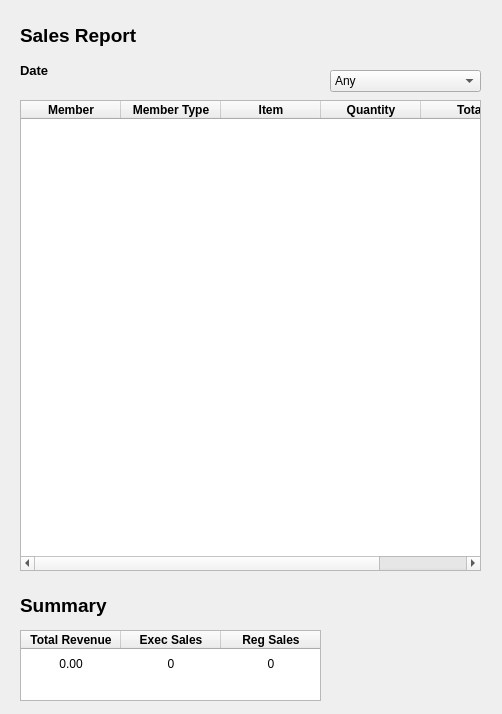
Before: the Qt Designer form BulkClub/salespopup.ui in josharaedwards/CS1C-Project-2, drawn with Qt 5.
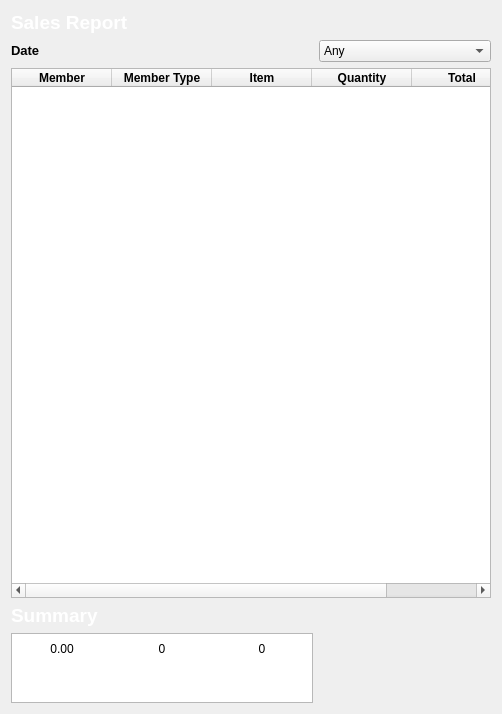
After: the same form once the commit is applied.

```diff
--- a/BulkClub/salespopup.ui
+++ b/BulkClub/salespopup.ui
@@ -13,15 +13,9 @@
   <property name="windowTitle">
    <string>Dialog</string>
   </property>
+  <layout class="QGridLayout" name="gridLayout">
+   <item row="0" column="0">
   <widget class="QLabel" name="label">
-   <property name="geometry">
-    <rect>
-     <x>20</x>
-     <y>20</y>
-     <width>131</width>
-     <height>31</height>
-    </rect>
-   </property>
    <property name="font">
     <font>
      <pointsize>14</pointsize>
@@ -30,18 +24,12 @@
     </font>
    </property>
    <property name="text">
-    <string>Sales Report</string>
-   </property>
-  </widget>
+      <string>&lt;html&gt;&lt;head/&gt;&lt;body&gt;&lt;p&gt;&lt;span style=&quot; color:#ffffff;&quot;&gt;Sales Report&lt;/span&gt;&lt;/p&gt;&lt;/body&gt;&lt;/html&gt;</string>
+     </property>
+    </widget>
+   </item>
+   <item row="1" column="0">
   <widget class="QLabel" name="salesDate">
-   <property name="geometry">
-    <rect>
-     <x>20</x>
-     <y>50</y>
-     <width>91</width>
-     <height>41</height>
-    </rect>
-   </property>
    <property name="font">
     <font>
      <pointsize>10</pointsize>
@@ -50,18 +38,31 @@
     </font>
    </property>
    <property name="text">
-    <string>Date</string>
-   </property>
-  </widget>
+      <string>&lt;html&gt;&lt;head/&gt;&lt;body&gt;&lt;p&gt;&lt;span style=&quot; color:#000000;&quot;&gt;Date&lt;/span&gt;&lt;/p&gt;&lt;/body&gt;&lt;/html&gt;</string>
+     </property>
+    </widget>
+   </item>
+   <item row="1" column="1">
+    <widget class="QComboBox" name="memTypeCombo">
+     <item>
+      <property name="text">
+       <string>Any</string>
+      </property>
+     </item>
+     <item>
+      <property name="text">
+       <string>Executive</string>
+      </property>
+     </item>
+     <item>
+      <property name="text">
+       <string>Regular</string>
+      </property>
+     </item>
+    </widget>
+   </item>
+   <item row="2" column="0" colspan="2">
   <widget class="QTableWidget" name="salesMemberInfo">
-   <property name="geometry">
-    <rect>
-     <x>20</x>
-     <y>100</y>
-     <width>461</width>
-     <height>471</height>
-    </rect>
-   </property>
    <column>
     <property name="text">
      <string>Member</string>
@@ -118,17 +119,25 @@
     </property>
    </column>
   </widget>
+   </item>
+   <item row="3" column="0">
+    <widget class="QLabel" name="label_2">
+     <property name="font">
+      <font>
+       <pointsize>14</pointsize>
+       <weight>75</weight>
+       <bold>true</bold>
+      </font>
+     </property>
+     <property name="text">
+      <string>&lt;html&gt;&lt;head/&gt;&lt;body&gt;&lt;p&gt;&lt;span style=&quot; color:#ffffff;&quot;&gt;Summary&lt;/span&gt;&lt;/p&gt;&lt;/body&gt;&lt;/html&gt;</string>
+     </property>
+    </widget>
+   </item>
+   <item row="4" column="0">
   <widget class="QTableWidget" name="salesTotalInfo">
-   <property name="geometry">
-    <rect>
-     <x>20</x>
-     <y>630</y>
-     <width>301</width>
-     <height>71</height>
-    </rect>
-   </property>
    <property name="sizePolicy">
-    <sizepolicy hsizetype="Expanding" vsizetype="Expanding">
+      <sizepolicy hsizetype="Maximum" vsizetype="Maximum">
      <horstretch>0</horstretch>
      <verstretch>0</verstretch>
     </sizepolicy>
@@ -149,7 +158,7 @@
     <bool>false</bool>
    </property>
    <attribute name="horizontalHeaderVisible">
-    <bool>true</bool>
+      <bool>false</bool>
    </attribute>
    <attribute name="horizontalHeaderCascadingSectionResizes">
     <bool>false</bool>
@@ -226,51 +235,8 @@
     </property>
    </item>
   </widget>
-  <widget class="QComboBox" name="memTypeCombo">
-   <property name="geometry">
-    <rect>
-     <x>330</x>
-     <y>70</y>
-     <width>151</width>
-     <height>22</height>
-    </rect>
-   </property>
-   <item>
-    <property name="text">
-     <string>Any</string>
-    </property>
    </item>
-   <item>
-    <property name="text">
-     <string>Executive</string>
-    </property>
-   </item>
-   <item>
-    <property name="text">
-     <string>Regular</string>
-    </property>
-   </item>
-  </widget>
-  <widget class="QLabel" name="label_2">
-   <property name="geometry">
-    <rect>
-     <x>20</x>
-     <y>590</y>
-     <width>111</width>
-     <height>31</height>
-    </rect>
-   </property>
-   <property name="font">
-    <font>
-     <pointsize>14</pointsize>
-     <weight>75</weight>
-     <bold>true</bold>
-    </font>
-   </property>
-   <property name="text">
-    <string>Summary</string>
-   </property>
-  </widget>
+  </layout>
  </widget>
  <resources/>
  <connections/>
```
Lines whose indentation alone changed are shown as unchanged.
